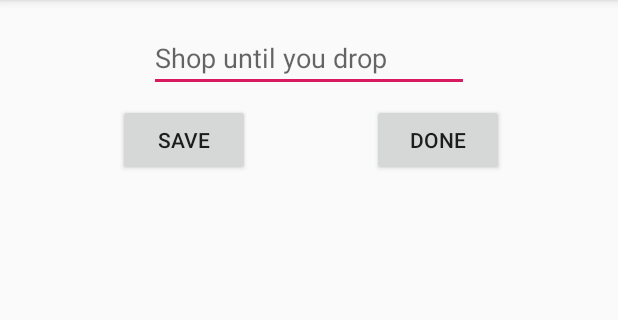
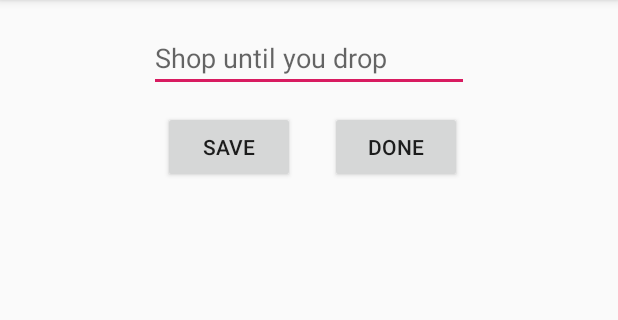
Before and after one commit to JanneKankkunen/ShoppingList, an Android app: the screen it shows after launch (MainActivity), on a phone screen of 412 x 824 dp, the part 84-404 px from its top. Run offline under Robolectric (Android 15) with nearby library versions, the phone set to English and light mode, and no system bars.

Commit message:
Jostain pitää aloittaa.

```diff
--- a/app/src/main/java/com/example/shoppinglist_jannekankkunen/MainActivity.java
+++ b/app/src/main/java/com/example/shoppinglist_jannekankkunen/MainActivity.java
@@ -3,6 +3,9 @@ package com.example.shoppinglist_jannekankkunen;
 import androidx.appcompat.app.AppCompatActivity;
 
 import android.os.Bundle;
+import android.view.View;
+import android.widget.Button;
+import android.widget.EditText;
 
 public class MainActivity extends AppCompatActivity {
 
@@ -10,5 +13,14 @@ public class MainActivity extends AppCompatActivity {
     protected void onCreate(Bundle savedInstanceState) {
         super.onCreate(savedInstanceState);
         setContentView(R.layout.activity_main);
+
+        Button buttonSave = (Button) findViewById(R.id.buttonSave);
+        buttonSave.setOnClickListener(new View.OnClickListener() {
+            @Override
+            public void onClick(View v) {
+                EditText shoplist = (EditText) findViewById(R.id.editShopText);
+
+            }
+        });
+        };
     }
-}
--- a/app/src/main/res/layout/activity_main.xml
+++ b/app/src/main/res/layout/activity_main.xml
@@ -19,25 +19,33 @@
         app:layout_constraintTop_toTopOf="parent" />
 
     <Button
+        android:id="@+id/buttonSave"
+        android:layout_width="wrap_content"
+        android:layout_height="wrap_content"
+        android:layout_marginStart="8dp"
+        android:layout_marginLeft="8dp"
+        android:layout_marginTop="12dp"
+        android:layout_marginEnd="16dp"
+        android:layout_marginRight="16dp"
+        android:text="Save"
+        app:layout_constraintBottom_toBottomOf="parent"
+        app:layout_constraintEnd_toStartOf="@+id/buttonDone"
+        app:layout_constraintHorizontal_bias="0.934"
+        app:layout_constraintStart_toStartOf="parent"
+        app:layout_constraintTop_toBottomOf="@+id/editShopText"
+        app:layout_constraintVertical_bias="0.001" />
+
+    <Button
         android:id="@+id/buttonDone"
         android:layout_width="wrap_content"
         android:layout_height="wrap_content"
-        android:layout_marginTop="8dp"
-        android:layout_marginEnd="76dp"
-        android:layout_marginRight="76dp"
+        android:layout_marginTop="12dp"
+        android:layout_marginEnd="104dp"
+        android:layout_marginRight="104dp"
         android:text="Done"
+        app:layout_constraintBottom_toBottomOf="parent"
         app:layout_constraintEnd_toEndOf="parent"
-        app:layout_constraintTop_toBottomOf="@+id/editShopText" />
-
-    <Button
-        android:id="@+id/buttonSave"
-        android:layout_width="wrap_content"
-        android:layout_height="wrap_content"
-        android:layout_marginTop="8dp"
-        android:text="Save"
-        app:layout_constraintEnd_toStartOf="@+id/buttonDone"
-        app:layout_constraintHorizontal_bias="0.49"
-        app:layout_constraintStart_toStartOf="parent"
-        app:layout_constraintTop_toBottomOf="@+id/editShopText" />
+        app:layout_constraintTop_toBottomOf="@+id/editShopText"
+        app:layout_constraintVertical_bias="0.001" />
 
 </androidx.constraintlayout.widget.ConstraintLayout>
```
